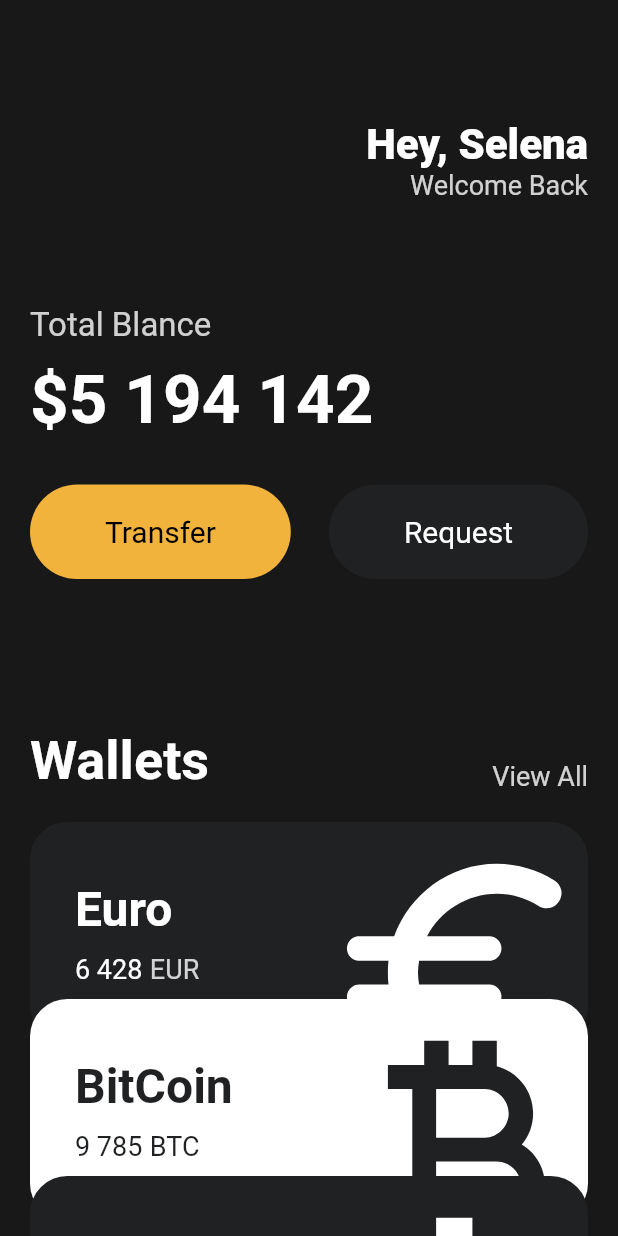
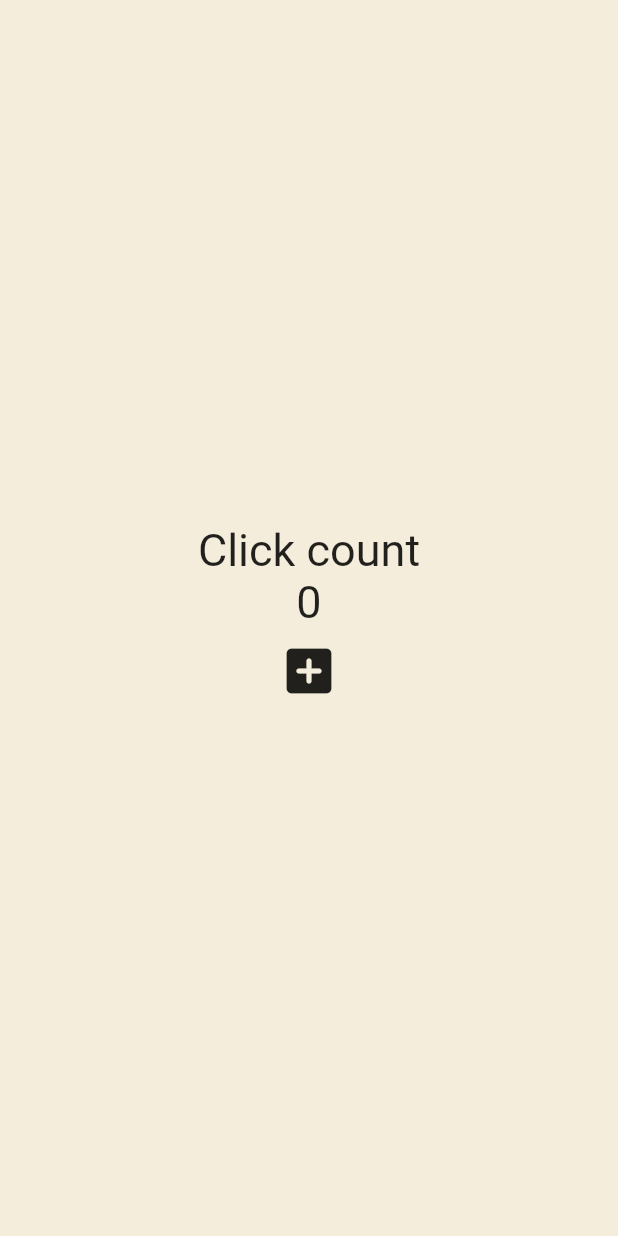
Before and after one commit to gretea5/learn-flutter, a Flutter app: the screen it shows after launch, on a phone screen of 412 x 824 dp. Run offline on Flutter 3.47's test engine with Material 2 defaults, Android fonts, the phone set to English and light mode, and no system bars.

Commit message:
#4.0 State

```diff
--- a/toonflix/lib/main.dart
+++ b/toonflix/lib/main.dart
@@ -1,147 +1,51 @@
 import 'package:flutter/material.dart';
-import 'package:toonflix/widgets/button.dart';
-import 'package:toonflix/widgets/currency_card.dart';
 
 void main() {
   runApp(const App());
 }
 
-class App extends StatelessWidget {
+class App extends StatefulWidget {
   const App({super.key});
+
+  @override
+  State<App> createState() => _AppState();
+}
+
+class _AppState extends State<App> {
+  int counter = 0;
+
+  void onClicked() {
+    counter += 1;
+  }
 
   @override
   Widget build(BuildContext context) {
     return MaterialApp(
+      debugShowCheckedModeBanner: false,
       home: Scaffold(
-        backgroundColor: const Color(0xFF181818),
-        body: SingleChildScrollView(
-          child: Padding(
-            padding: const EdgeInsets.symmetric(
-              horizontal: 20,
-            ),
+        backgroundColor: const Color(0xFFF4EDDB),
+        body: Center(
           child: Column(
-              crossAxisAlignment: CrossAxisAlignment.start,
+            mainAxisAlignment: MainAxisAlignment.center,
             children: [
-                const SizedBox(
-                  height: 80,
-                ),
-                const Row(
-                  mainAxisAlignment: MainAxisAlignment.end,
-                  children: [
-                    Column(
-                      crossAxisAlignment: CrossAxisAlignment.end,
-                      children: [
-                        Text(
-                          'Hey, Selena',
+              const Text(
+                'Click count',
                 style: TextStyle(
-                            color: Colors.white,
-                            fontSize: 28,
-                            fontWeight: FontWeight.w800,
+                  fontSize: 30,
                 ),
               ),
               Text(
-                          'Welcome Back',
-                          style: TextStyle(
-                            color: Color.fromRGBO(255, 255, 255, 0.8),
-                            fontSize: 18,
+                '$counter',
+                style: const TextStyle(
+                  fontSize: 30,
                 ),
               ),
-                      ],
+              IconButton(
+                iconSize: 40,
+                onPressed: onClicked,
+                icon: const Icon(Icons.add_box_rounded),
               )
             ],
-                ),
-                const SizedBox(
-                  height: 70,
-                ),
-                const Text(
-                  'Total Blance',
-                  style: TextStyle(
-                    fontSize: 22,
-                    color: Color.fromRGBO(255, 255, 255, 0.8),
-                  ),
-                ),
-                const SizedBox(
-                  height: 10,
-                ),
-                const Text(
-                  '\$5 194 142',
-                  style: TextStyle(
-                    color: Colors.white,
-                    fontSize: 45,
-                    fontWeight: FontWeight.w600,
-                  ),
-                ),
-                const SizedBox(
-                  height: 30,
-                ),
-                const Row(
-                  mainAxisAlignment: MainAxisAlignment.spaceBetween,
-                  children: [
-                    Button(
-                      text: 'Transfer',
-                      bgColor: Color(0xFFF1B33B),
-                      textColor: Colors.black,
-                    ),
-                    Button(
-                      text: 'Request',
-                      bgColor: Color(0xFF1F2123),
-                      textColor: Colors.white,
-                    ),
-                  ],
-                ),
-                const SizedBox(
-                  height: 100,
-                ),
-                Row(
-                  crossAxisAlignment: CrossAxisAlignment.end,
-                  mainAxisAlignment: MainAxisAlignment.spaceBetween,
-                  children: [
-                    const Text(
-                      "Wallets",
-                      style: TextStyle(
-                        color: Colors.white,
-                        fontSize: 36,
-                        fontWeight: FontWeight.w600,
-                      ),
-                    ),
-                    Text(
-                      'View All',
-                      style: TextStyle(
-                        color: Colors.white.withOpacity(0.8),
-                        fontSize: 18,
-                      ),
-                    ),
-                  ],
-                ),
-                const SizedBox(
-                  height: 20,
-                ),
-                const CurrencyCard(
-                  name: 'Euro',
-                  code: 'EUR',
-                  amount: '6 428',
-                  icon: Icons.euro_rounded,
-                  isInverted: false,
-                  order: 1,
-                ),
-                const CurrencyCard(
-                  name: 'BitCoin',
-                  code: 'BTC',
-                  amount: '9 785',
-                  icon: Icons.currency_bitcoin,
-                  isInverted: true,
-                  order: 2,
-                ),
-                const CurrencyCard(
-                  name: 'Dollar',
-                  code: 'USD',
-                  amount: '428',
-                  icon: Icons.attach_money_outlined,
-                  isInverted: false,
-                  order: 3,
-                ),
-              ],
-            ),
           ),
         ),
       ),
```
Lines whose indentation alone changed are shown as unchanged.
